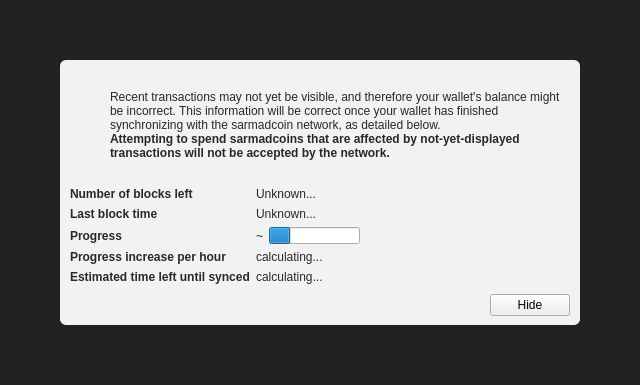
Old version of the form src/qt/forms/modaloverlay.ui in the repository sarmadmakhdoom/cellcoin.
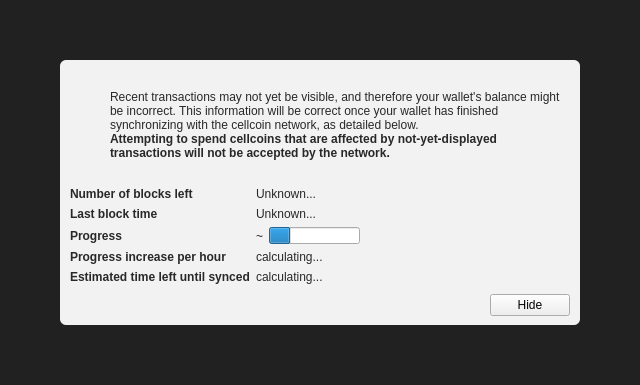
New version of the form. Icons and pictures are not drawn. Custom widgets are drawn as their Qt base class.

Diff of the .ui file:
```diff
--- a/src/qt/forms/modaloverlay.ui
+++ b/src/qt/forms/modaloverlay.ui
@@ -130,7 +130,7 @@
              <item>
               <widget class="QLabel" name="infoText">
                <property name="text">
-                <string>Recent transactions may not yet be visible, and therefore your wallet's balance might be incorrect. This information will be correct once your wallet has finished synchronizing with the sarmadcoin network, as detailed below.</string>
+                <string>Recent transactions may not yet be visible, and therefore your wallet's balance might be incorrect. This information will be correct once your wallet has finished synchronizing with the cellcoin network, as detailed below.</string>
                </property>
                <property name="textFormat">
                 <enum>Qt::RichText</enum>
@@ -149,7 +149,7 @@
                 </font>
                </property>
                <property name="text">
-                <string>Attempting to spend sarmadcoins that are affected by not-yet-displayed transactions will not be accepted by the network.</string>
+                <string>Attempting to spend cellcoins that are affected by not-yet-displayed transactions will not be accepted by the network.</string>
                </property>
                <property name="textFormat">
                 <enum>Qt::RichText</enum>
```
